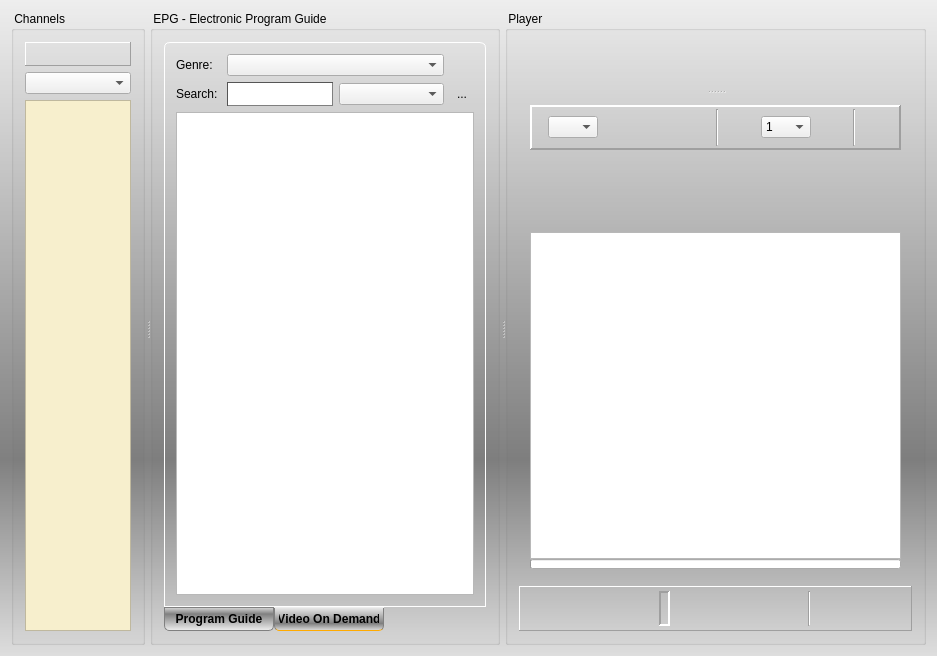
Qt form vlc-record/forms/recorder_inc.ui (code-google-com/vlc-record) before a commit.
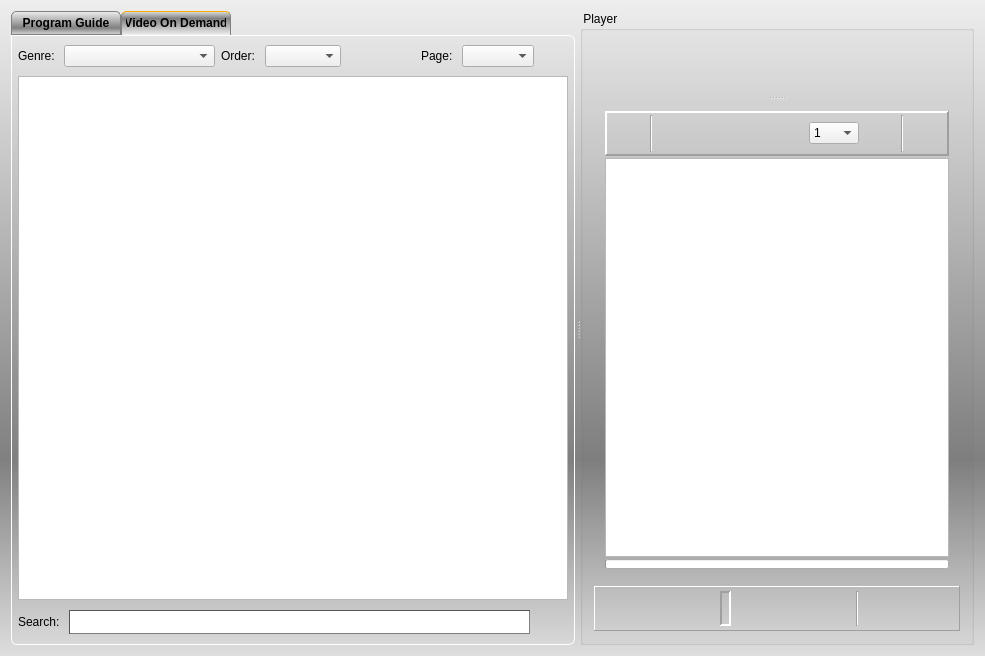
The same form after that commit. The open tabs and pages were chosen to show the change. Icons and pictures are not drawn. Custom widgets are drawn as their Qt base class.

Diff of the .ui file:
```diff
--- a/vlc-record/forms/recorder_inc.ui
+++ b/vlc-record/forms/recorder_inc.ui
@@ -6,7 +6,7 @@
    <rect>
     <x>0</x>
     <y>0</y>
-    <width>937</width>
+    <width>985</width>
     <height>656</height>
    </rect>
   </property>
@@ -22,7 +22,7 @@
   <property name="locale">
    <locale language="English" country="UnitedStates"/>
   </property>
-  <layout class="QVBoxLayout" name="verticalLayout_3" stretch="0">
+  <layout class="QVBoxLayout" name="verticalLayout_4">
    <item>
     <widget class="QSplitter" name="vSplitterChanEpgPlay">
      <property name="styleSheet">
@@ -50,6 +50,64 @@
      <property name="orientation">
       <enum>Qt::Horizontal</enum>
      </property>
+     <widget class="QTabWidget" name="tabEpgVod">
+      <property name="styleSheet">
+       <string notr="true">QTabWidget#tabEpgVod {
+  background-color: transparent;
+}
+
+QTabWidget::pane {
+  background-color: transparent;
+  border: 1px solid white;
+  border-bottom-left-radius: 6px;
+  border-bottom-right-radius: 6px;
+  border-top-right-radius: 6px;
+}
+
+QTabWidget::tab-bar {
+     alignment: left;
+}
+
+QTabBar::tab {
+ background-color: qlineargradient(spread:pad, x1:0, y1:0, x2:0, y2:1, stop:0 #eee, stop:0.7 grey, stop:1 #dedede);
+  border: 1px solid gray;
+  border-top-left-radius: 5px;
+  border-top-right-radius: 5px;
+  min-width: 100px;
+  padding: 4px;
+  font: bold;
+}
+
+QTabBar::tab:selected {
+  background-color: qlineargradient(spread:pad, x1:1, y1:1, x2:1, y2:0, stop:0 #eee, stop:0.7 grey, stop:1 #dedede);
+  
+  border-bottom-color: #eee;
+  border-top-color: #fa0;
+}
+
+QTabBar::tab:hover {
+  border-bottom-color: #eee;
+}
+</string>
+      </property>
+      <property name="tabPosition">
+       <enum>QTabWidget::North</enum>
+      </property>
+      <property name="currentIndex">
+       <number>0</number>
+      </property>
+      <widget class="QWidget" name="epgTab">
+       <property name="styleSheet">
+        <string notr="true"/>
+       </property>
+       <attribute name="title">
+        <string>Program Guide</string>
+       </attribute>
+       <layout class="QVBoxLayout" name="verticalLayout_3">
+        <property name="margin">
+         <number>4</number>
+        </property>
+        <item>
      <widget class="QSplitter" name="vSplitterChanEpg">
       <property name="styleSheet">
        <string notr="true">QSplitter#vSplitterChanEpg::handle {
@@ -80,7 +138,13 @@
        <property name="title">
         <string> Channels </string>
        </property>
-       <layout class="QVBoxLayout" name="verticalLayout">
+           <layout class="QVBoxLayout" name="verticalLayout_6">
+            <property name="spacing">
+             <number>4</number>
+            </property>
+            <property name="margin">
+             <number>4</number>
+            </property>
         <item>
          <widget class="QFrame" name="hFrameFav">
           <property name="contextMenuPolicy">
@@ -191,60 +255,9 @@
        <property name="title">
         <string> EPG - Electronic Program Guide </string>
        </property>
-       <layout class="QVBoxLayout" name="verticalLayout_4">
-        <item>
-         <widget class="QTabWidget" name="tabEpgVod">
-          <property name="styleSheet">
-           <string notr="true">QWidget#tabEpgVod {
-  background-color: transparent;
-}
-
-QTabWidget::pane {
-  border: 1px solid white;
-  border-top-left-radius: 6px;
-  border-top-right-radius: 6px;
-}
-
-QTabBar::tab {
-  background-color: qlineargradient(spread:pad, x1:1, y1:1, x2:1, y2:0, stop:0 #eee, stop:0.7 grey, stop:1 #dedede);
-  border: 1px solid gray;
-  border-bottom-left-radius: 5px;
-  border-bottom-right-radius: 5px;
-  min-width: 100px;
-  padding: 4px;
-  font: bold;
-}
-
-QTabBar::tab:selected {
-  background-color: qlineargradient(spread:pad, x1:0, y1:0, x2:0, y2:1, stop:0 #eee, stop:0.7 grey, stop:1 #dedede);
-  border-top-color: #eee;
-  border-bottom-color: #fa0;
-}
-
-QTabBar::tab:hover {
-  border-top-color: #eee;
-}
-</string>
-          </property>
-          <property name="tabPosition">
-           <enum>QTabWidget::South</enum>
-          </property>
-          <property name="currentIndex">
-           <number>0</number>
-          </property>
-          <widget class="QWidget" name="epgTab">
-           <property name="styleSheet">
-            <string notr="true"/>
-           </property>
-           <attribute name="title">
-            <string>Program Guide</string>
-           </attribute>
-           <layout class="QVBoxLayout" name="verticalLayout_6">
-            <property name="spacing">
-             <number>0</number>
-            </property>
+           <layout class="QVBoxLayout" name="verticalLayout">
             <property name="margin">
-             <number>0</number>
+             <number>4</number>
             </property>
             <item>
              <layout class="QVBoxLayout" name="verticalLayout_2">
@@ -580,6 +593,10 @@
                </widget>
               </item>
              </layout>
+            </item>
+           </layout>
+          </widget>
+         </widget>
             </item>
            </layout>
           </widget>
@@ -591,19 +608,124 @@
             <string>Video On Demand</string>
            </attribute>
            <layout class="QVBoxLayout" name="verticalLayout_7">
+        <property name="margin">
+         <number>6</number>
+        </property>
             <item>
-             <layout class="QGridLayout" name="gridLayout" columnstretch="0,10,10,0">
-              <item row="0" column="0">
+         <layout class="QHBoxLayout" name="horizontalLayout_7" stretch="0,10,0,5,0,0,0,2,0">
+          <item>
                <widget class="QLabel" name="labGenre">
                 <property name="text">
                  <string>Genre: </string>
                 </property>
                </widget>
               </item>
-              <item row="0" column="1" colspan="2">
+          <item>
                <widget class="QComboBox" name="cbxGenre"/>
               </item>
-              <item row="1" column="0">
+          <item>
+           <widget class="QLabel" name="label_2">
+            <property name="text">
+             <string>Order: </string>
+            </property>
+           </widget>
+          </item>
+          <item>
+           <widget class="QComboBox" name="cbxLastOrBest"/>
+          </item>
+          <item>
+           <spacer name="horizontalSpacer_5">
+            <property name="orientation">
+             <enum>Qt::Horizontal</enum>
+            </property>
+            <property name="sizeHint" stdset="0">
+             <size>
+              <width>40</width>
+              <height>20</height>
+             </size>
+            </property>
+           </spacer>
+          </item>
+          <item>
+           <widget class="QPushButton" name="btnPrevSite">
+            <property name="minimumSize">
+             <size>
+              <width>28</width>
+              <height>28</height>
+             </size>
+            </property>
+            <property name="maximumSize">
+             <size>
+              <width>28</width>
+              <height>28</height>
+             </size>
+            </property>
+            <property name="text">
+             <string/>
+            </property>
+            <property name="icon">
+             <iconset resource="../vlc-record.qrc">
+              <normaloff>:/png/back</normaloff>:/png/back</iconset>
+            </property>
+            <property name="autoDefault">
+             <bool>false</bool>
+            </property>
+            <property name="flat">
+             <bool>true</bool>
+            </property>
+           </widget>
+          </item>
+          <item>
+           <widget class="QLabel" name="label">
+            <property name="text">
+             <string>Page: </string>
+            </property>
+           </widget>
+          </item>
+          <item>
+           <widget class="QComboBox" name="cbxSites"/>
+          </item>
+          <item>
+           <widget class="QPushButton" name="btnNextSite">
+            <property name="minimumSize">
+             <size>
+              <width>28</width>
+              <height>28</height>
+             </size>
+            </property>
+            <property name="maximumSize">
+             <size>
+              <width>28</width>
+              <height>28</height>
+             </size>
+            </property>
+            <property name="text">
+             <string/>
+            </property>
+            <property name="icon">
+             <iconset resource="../vlc-record.qrc">
+              <normaloff>:/png/next</normaloff>:/png/next</iconset>
+            </property>
+            <property name="autoDefault">
+             <bool>false</bool>
+            </property>
+            <property name="flat">
+             <bool>true</bool>
+            </property>
+           </widget>
+          </item>
+         </layout>
+        </item>
+        <item>
+         <widget class="CVodBrowser" name="vodBrowser">
+          <property name="openLinks">
+           <bool>false</bool>
+          </property>
+         </widget>
+        </item>
+        <item>
+         <layout class="QHBoxLayout" name="horizontalLayout_6">
+          <item>
                <widget class="QLabel" name="labVodSearch">
                 <property name="styleSheet">
                  <string notr="true">QLabel#labSearch {
@@ -616,7 +738,7 @@
                 </property>
                </widget>
               </item>
-              <item row="1" column="1">
+          <item>
                <widget class="QLineEdit" name="lineVodSearch">
                 <property name="minimumSize">
                  <size>
@@ -637,13 +759,22 @@
                 </property>
                </widget>
               </item>
-              <item row="1" column="2">
-               <widget class="QComboBox" name="cbxSearchArea"/>
-              </item>
-              <item row="1" column="3">
-               <widget class="QToolButton" name="btnVodSearch">
+          <item>
+           <widget class="QPushButton" name="btnVodSearch">
+            <property name="minimumSize">
+             <size>
+              <width>32</width>
+              <height>32</height>
+             </size>
+            </property>
+            <property name="maximumSize">
+             <size>
+              <width>32</width>
+              <height>32</height>
+             </size>
+            </property>
                 <property name="text">
-                 <string>...</string>
+             <string/>
                 </property>
                 <property name="icon">
                  <iconset resource="../vlc-record.qrc">
@@ -655,23 +786,15 @@
                   <height>24</height>
                  </size>
                 </property>
-                <property name="autoRaise">
-                 <bool>true</bool>
-                </property>
-               </widget>
-              </item>
-             </layout>
-            </item>
-            <item>
-             <widget class="CVodBrowser" name="vodBrowser">
-              <property name="openLinks">
+            <property name="autoDefault">
                <bool>false</bool>
               </property>
+            <property name="flat">
+             <bool>true</bool>
+            </property>
              </widget>
             </item>
            </layout>
-          </widget>
-         </widget>
         </item>
        </layout>
       </widget>
@@ -710,9 +833,9 @@
          </property>
          <widget class="CPlayer" name="player" native="true"/>
          <widget class="QWidget" name="layoutWidget">
-          <layout class="QVBoxLayout" name="vLayoutPlayInfo" stretch="0,20,80,0">
+          <layout class="QVBoxLayout" name="vLayoutPlayInfo" stretch="0,80,0">
            <property name="spacing">
-            <number>0</number>
+            <number>2</number>
            </property>
            <item>
             <widget class="QFrame" name="frameTimerInfo">
@@ -757,49 +880,40 @@
                <number>2</number>
               </property>
               <item>
-               <widget class="QLabel" name="label">
-                <property name="text">
-                 <string/>
-                </property>
-                <property name="pixmap">
-                 <pixmap resource="../vlc-record.qrc">:/app/time</pixmap>
-                </property>
-               </widget>
-              </item>
-              <item>
-               <widget class="QComboBox" name="cbxTimeShift">
-                <property name="minimumSize">
-                 <size>
-                  <width>50</width>
-                  <height>0</height>
-                 </size>
-                </property>
+               <widget class="QPushButton" name="pushLive">
                 <property name="maximumSize">
                  <size>
-                  <width>16777215</width>
-                  <height>16777215</height>
+                  <width>34</width>
+                  <height>34</height>
                  </size>
                 </property>
                 <property name="toolTip">
                  <string>Set TimeShift in hours.</string>
                 </property>
-                <property name="whatsThis">
-                 <string>TimeShift Selector</string>
+                <property name="text">
+                 <string/>
+                </property>
+                <property name="icon">
+                 <iconset resource="../kartina_tv.qrc">
+                  <normaloff>:/app/live</normaloff>:/app/live</iconset>
+                </property>
+                <property name="iconSize">
+                 <size>
+                  <width>32</width>
+                  <height>32</height>
+                 </size>
+                </property>
+                <property name="flat">
+                 <bool>true</bool>
                 </property>
                </widget>
               </item>
               <item>
-               <spacer name="horizontalSpacer_4">
+               <widget class="Line" name="line_4">
                 <property name="orientation">
-                 <enum>Qt::Horizontal</enum>
+                 <enum>Qt::Vertical</enum>
                 </property>
-                <property name="sizeHint" stdset="0">
-                 <size>
-                  <width>40</width>
-                  <height>20</height>
-                 </size>
-                </property>
-               </spacer>
+               </widget>
               </item>
               <item>
                <widget class="QPushButton" name="pushPlay">
@@ -907,11 +1021,17 @@
                </widget>
               </item>
               <item>
-               <widget class="Line" name="line_3">
+               <spacer name="horizontalSpacer_4">
                 <property name="orientation">
-                 <enum>Qt::Vertical</enum>
+                 <enum>Qt::Horizontal</enum>
                 </property>
-               </widget>
+                <property name="sizeHint" stdset="0">
+                 <size>
+                  <width>40</width>
+                  <height>20</height>
+                 </size>
+                </property>
+               </spacer>
               </item>
               <item>
                <widget class="QPushButton" name="pushBwd">
@@ -1062,19 +1182,6 @@
              </layout>
             </widget>
            </item>
-           <item>
-            <spacer name="verticalSpacer">
-             <property name="orientation">
-              <enum>Qt::Vertical</enum>
-             </property>
-             <property name="sizeHint" stdset="0">
-              <size>
-               <width>20</width>
-               <height>40</height>
-              </size>
-             </property>
-            </spacer>
-           </item>
            <item>
             <widget class="CEpgBrowser" name="textEpgShort">
              <property name="whatsThis">
```
Left out of the diff: 70 changed lines with no effect on the pictures. Lines whose indentation alone changed are shown as unchanged.
